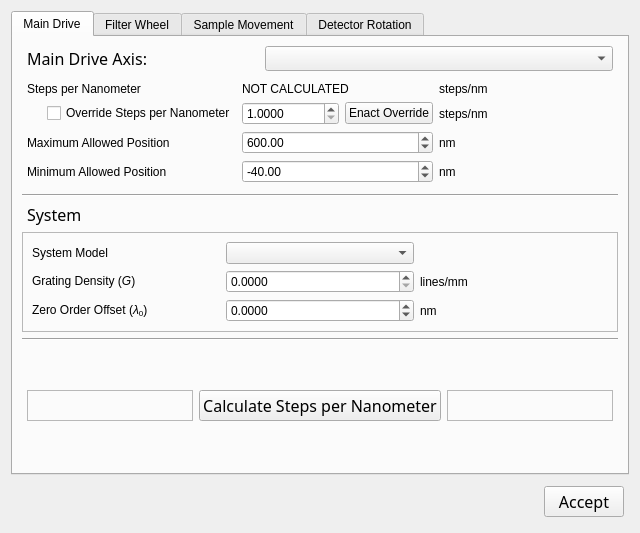
This is ui/machine_config.ui in mitbailey/MMC as Qt 5 draws it before an edit. The edited form follows.
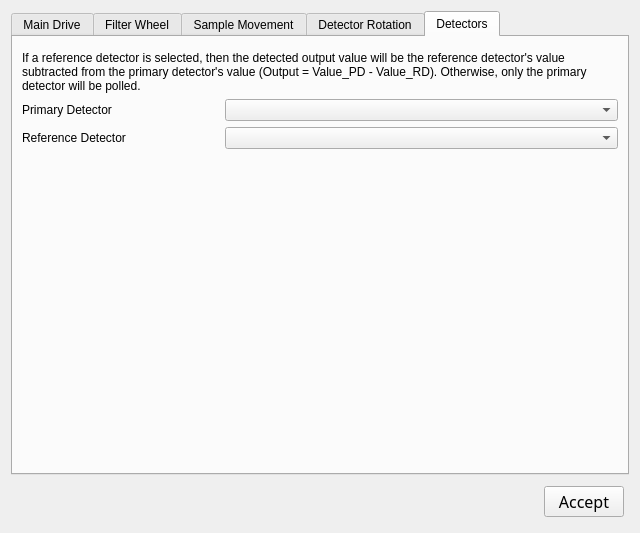
This is the edited form. The open tabs and pages were chosen to show the change.

```diff
--- a/ui/machine_config.ui
+++ b/ui/machine_config.ui
@@ -1300,6 +1300,95 @@
        </item>
       </layout>
      </widget>
+     <widget class="QWidget" name="tab">
+      <attribute name="title">
+       <string>Detectors</string>
+      </attribute>
+      <layout class="QVBoxLayout" name="verticalLayout">
+       <item>
+        <layout class="QHBoxLayout" name="horizontalLayout_15">
+         <property name="topMargin">
+          <number>5</number>
+         </property>
+         <item>
+          <widget class="QLabel" name="label_64">
+           <property name="maximumSize">
+            <size>
+             <width>16777215</width>
+             <height>16777215</height>
+            </size>
+           </property>
+           <property name="text">
+            <string>If a reference detector is selected, then the detected output value will be the reference detector's value subtracted from the primary detector's value (Output = Value_PD - Value_RD). Otherwise, only the primary detector will be polled.</string>
+           </property>
+           <property name="wordWrap">
+            <bool>true</bool>
+           </property>
+          </widget>
+         </item>
+        </layout>
+       </item>
+       <item>
+        <layout class="QHBoxLayout" name="horizontalLayout_14" stretch="1,2">
+         <property name="topMargin">
+          <number>0</number>
+         </property>
+         <item>
+          <widget class="QLabel" name="label_63">
+           <property name="maximumSize">
+            <size>
+             <width>16777215</width>
+             <height>16777215</height>
+            </size>
+           </property>
+           <property name="text">
+            <string>Primary Detector</string>
+           </property>
+          </widget>
+         </item>
+         <item>
+          <widget class="QComboBox" name="comboBox_2"/>
+         </item>
+        </layout>
+       </item>
+       <item>
+        <layout class="QHBoxLayout" name="horizontalLayout_13" stretch="1,2">
+         <property name="topMargin">
+          <number>0</number>
+         </property>
+         <item>
+          <widget class="QLabel" name="label_62">
+           <property name="maximumSize">
+            <size>
+             <width>16777215</width>
+             <height>16777215</height>
+            </size>
+           </property>
+           <property name="text">
+            <string>Reference Detector</string>
+           </property>
+          </widget>
+         </item>
+         <item>
+          <widget class="QComboBox" name="comboBox"/>
+         </item>
+        </layout>
+       </item>
+       <item>
+        <spacer name="verticalSpacer_6">
+         <property name="orientation">
+          <enum>Qt::Vertical</enum>
+         </property>
+         <property name="sizeHint" stdset="0">
+          <size>
+           <width>20</width>
+           <height>40</height>
+          </size>
+         </property>
+        </spacer>
+       </item>
+      </layout>
+     </widget>
     </widget>
    </item>
    <item>
```
